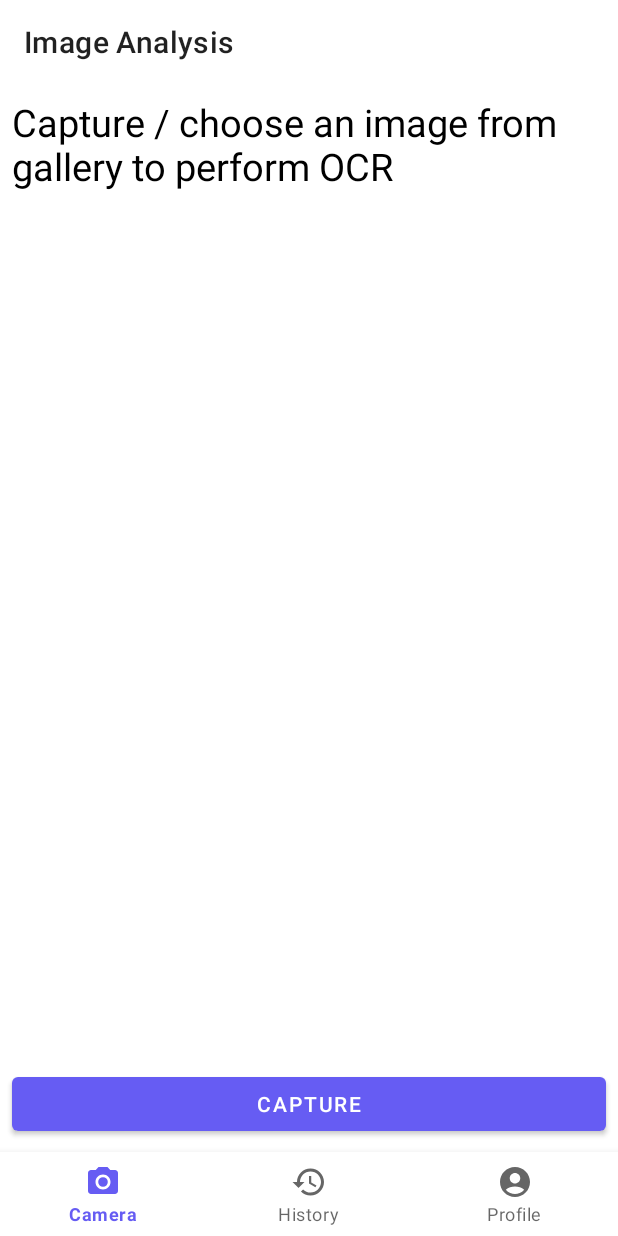
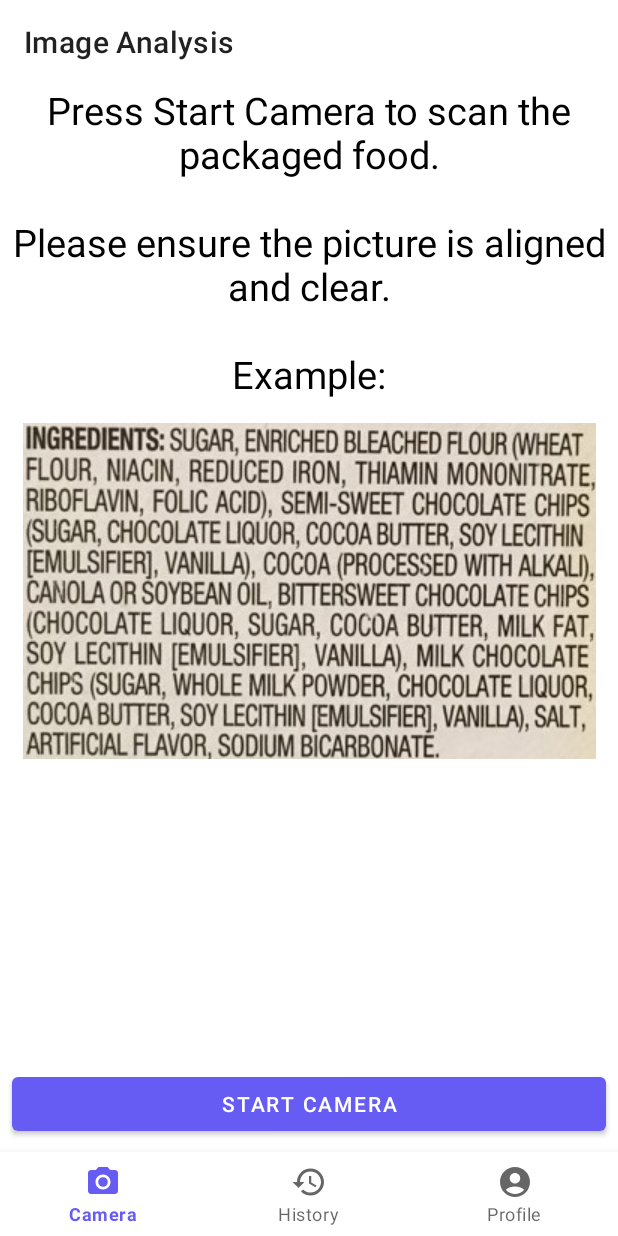
Before and after one commit to kttn54/Nutribite, an Android app: the CameraFragment screen opened through its navigation route, on a phone screen of 412 x 824 dp. Run offline under Robolectric (Android 15) with nearby library versions, the phone set to English and light mode, and no system bars; our stand-ins replace navigation-ui.

```diff
--- a/app/build.gradle
+++ b/app/build.gradle
@@ -95,4 +95,7 @@ dependencies {
     implementation "androidx.lifecycle:lifecycle-viewmodel-ktx:2.4.0"
 
     implementation 'com.google.android.gms:play-services-vision:19.0.0'
+
+    api 'com.theartofdev.edmodo:android-image-cropper:2.8.+'
+
 }
--- a/app/src/main/AndroidManifest.xml
+++ b/app/src/main/AndroidManifest.xml
@@ -34,6 +34,8 @@
                 <category android:name="android.intent.category.LAUNCHER" />
             </intent-filter>
         </activity>
+        <activity android:name="com.theartofdev.edmodo.cropper.CropImageActivity"
+            android:theme="@style/Base.Theme.AppCompat"/> <!-- optional (needed if default theme has no action bar) -->
     </application>
 
 </manifest>
--- a/app/src/main/java/com/example/sc_nutri/fragments/CameraFragment.kt
+++ b/app/src/main/java/com/example/sc_nutri/fragments/CameraFragment.kt
@@ -9,10 +9,6 @@ import androidx.appcompat.app.AppCompatActivity
 import com.example.sc_nutri.databinding.FragmentCameraBinding
 
 class CameraFragment: Fragment() {
-
-    companion object {
-        private const val REQUEST_CAMERA_CODE = 1
-    }
 
     private lateinit var binding: FragmentCameraBinding
 
@@ -29,6 +25,36 @@ class CameraFragment: Fragment() {
 
     override fun onViewCreated(view: View, savedInstanceState: Bundle?) {
         setupToolbar()
+
+        binding.btnStartCamera.setOnClickListener {
+            binding.btnStartCamera.visibility = View.GONE
+            binding.btnCancelCamera.visibility = View.VISIBLE
+            binding.btnCapture.visibility = View.VISIBLE
+            binding.tvText.visibility = View.GONE
+            binding.ivClearImageExample.visibility = View.GONE
+        }
+
+        binding.btnCancelCamera.setOnClickListener {
+            binding.btnStartCamera.visibility = View.VISIBLE
+            binding.btnCancelCamera.visibility = View.GONE
+            binding.btnCapture.visibility = View.GONE
+            binding.tvText.visibility = View.VISIBLE
+            binding.ivClearImageExample.visibility = View.VISIBLE
+        }
+
+        binding.btnCapture.setOnClickListener {
+            binding.btnCapture.visibility = View.GONE
+            binding.btnCancelCamera.visibility = View.GONE
+            binding.btnAnalyse.visibility = View.VISIBLE
+            binding.btnRetake.visibility = View.VISIBLE
+        }
+
+        binding.btnRetake.setOnClickListener {
+            binding.btnCapture.visibility = View.VISIBLE
+            binding.btnRetake.visibility = View.GONE
+            binding.btnAnalyse.visibility = View.GONE
+            binding.btnCancelCamera.visibility = View.VISIBLE
+        }
     }
 
     private fun setupToolbar() {
--- a/app/src/main/res/layout/fragment_camera.xml
+++ b/app/src/main/res/layout/fragment_camera.xml
@@ -1,5 +1,5 @@
 <?xml version="1.0" encoding="utf-8"?>
-<RelativeLayout xmlns:android="http://schemas.android.com/apk/res/android"
+<androidx.constraintlayout.widget.ConstraintLayout xmlns:android="http://schemas.android.com/apk/res/android"
     xmlns:tools="http://schemas.android.com/tools"
     xmlns:app="http://schemas.android.com/apk/res-auto"
     android:id="@+id/root_home"
@@ -9,34 +9,62 @@
 
     <androidx.appcompat.widget.Toolbar
         android:id="@+id/toolbar_camera"
+        app:layout_constraintStart_toStartOf="parent"
+        app:layout_constraintTop_toTopOf="parent"
+        app:layout_constraintEnd_toEndOf="parent"
         android:layout_width="match_parent"
         android:layout_height="?android:attr/actionBarSize" />
 
-    <ScrollView
-        android:id="@+id/sv_image_text"
-        android:layout_width="match_parent"
-        android:layout_height="match_parent"
-        android:layout_above="@id/ll_buttons"
-        android:layout_marginStart="8dp"
-        android:layout_marginTop="8dp"
-        android:layout_marginEnd="8dp"
-        android:layout_marginBottom="8dp"
-        android:layout_below="@+id/toolbar_camera">
+    <TextView
+        android:id="@+id/tv_text"
+        android:layout_width="wrap_content"
+        android:layout_height="wrap_content"
+        app:layout_constraintTop_toBottomOf="@id/toolbar_camera"
+        app:layout_constraintStart_toStartOf="parent"
+        app:layout_constraintEnd_toEndOf="parent"
+        android:text="@string/tv_start_camera"
+        android:gravity="center"
+        android:layout_marginStart="10dp"
+        android:layout_marginEnd="10dp"
+        android:textColor="@color/black"
+        android:textSize="25sp" />
 
-        <TextView
-            android:id="@+id/tv_text"
-            android:layout_width="wrap_content"
-            android:layout_height="wrap_content"
-            android:text="Capture / choose an image from gallery to perform OCR"
-            android:textColor="@color/black"
-            android:textSize="25sp" />
-    </ScrollView>
+    <ImageView
+        android:id="@+id/iv_clear_image_example"
+        android:layout_width="wrap_content"
+        android:layout_height="wrap_content"
+        app:layout_constraintTop_toBottomOf="@id/tv_text"
+        app:layout_constraintStart_toStartOf="parent"
+        app:layout_constraintEnd_toEndOf="parent"
+        android:layout_marginTop="15dp"
+        android:src="@drawable/sample_ingredients" />
 
     <LinearLayout
         android:id="@+id/ll_buttons"
-        android:layout_alignParentBottom="true"
+        app:layout_constraintStart_toStartOf="parent"
+        app:layout_constraintEnd_toEndOf="parent"
+        app:layout_constraintBottom_toBottomOf="parent"
         android:layout_width="match_parent"
         android:layout_height="wrap_content" >
+
+        <Button
+            android:id="@+id/btn_start_camera"
+            android:layout_width="0dp"
+            android:layout_height="wrap_content"
+            android:layout_weight="1"
+            android:text="Start Camera"
+            android:visibility="visible"
+            android:layout_margin="8dp" />
+
+        <Button
+            android:id="@+id/btn_cancel_camera"
+            android:layout_width="0dp"
+            android:layout_height="wrap_content"
+            android:layout_weight="1"
+            android:text="Cancel"
+            android:backgroundTint="#7E7E7E"
+            android:visibility="gone"
+            android:layout_margin="8dp" />
 
         <Button
             android:id="@+id/btn_capture"
@@ -44,18 +72,28 @@
             android:layout_height="wrap_content"
             android:layout_weight="1"
             android:text="Capture"
+            android:visibility="gone"
             android:layout_margin="8dp" />
 
         <Button
-            android:id="@+id/btn_copy_text"
+            android:id="@+id/btn_retake"
             android:layout_width="0dp"
             android:layout_height="wrap_content"
             android:layout_weight="1"
-            android:text="Capture"
+            android:text="Retake"
+            android:visibility="gone"
+            android:layout_margin="8dp" />
+
+        <Button
+            android:id="@+id/btn_analyse"
+            android:layout_width="0dp"
+            android:layout_height="wrap_content"
+            android:layout_weight="1"
+            android:text="Analyse"
             android:visibility="gone"
             android:layout_margin="8dp" />
     </LinearLayout>
 
 
 
-</RelativeLayout>
+</androidx.constraintlayout.widget.ConstraintLayout>
--- a/app/src/main/res/values/strings.xml
+++ b/app/src/main/res/values/strings.xml
@@ -1,3 +1,4 @@
 <resources>
     <string name="app_name">sc-nutri</string>
+    <string name="tv_start_camera">Press Start Camera to scan the packaged food.\n\nPlease ensure the picture is aligned and clear.\n\nExample:</string>
 </resources>
```
Also changed, not shown: app/src/main/java/com/example/sc_nutri/activities/TestCamera.kt (+65 -13 lines), app/src/main/res/layout/activity_test_camera.xml (+30 -20 lines), app/src/main/res/drawable-v24/sample_ingredients.jpg (added), app/src/main/res/drawable-v24/sausages_ingredients.jpg (added), 1 other file.
